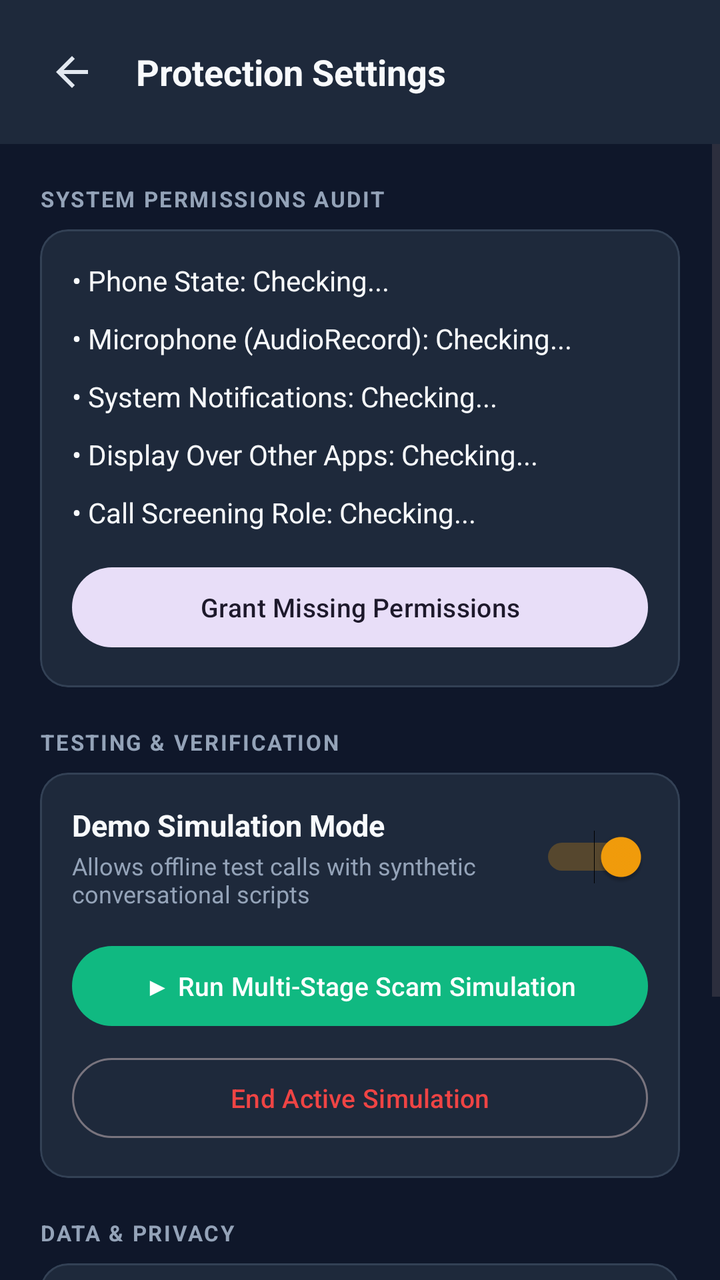
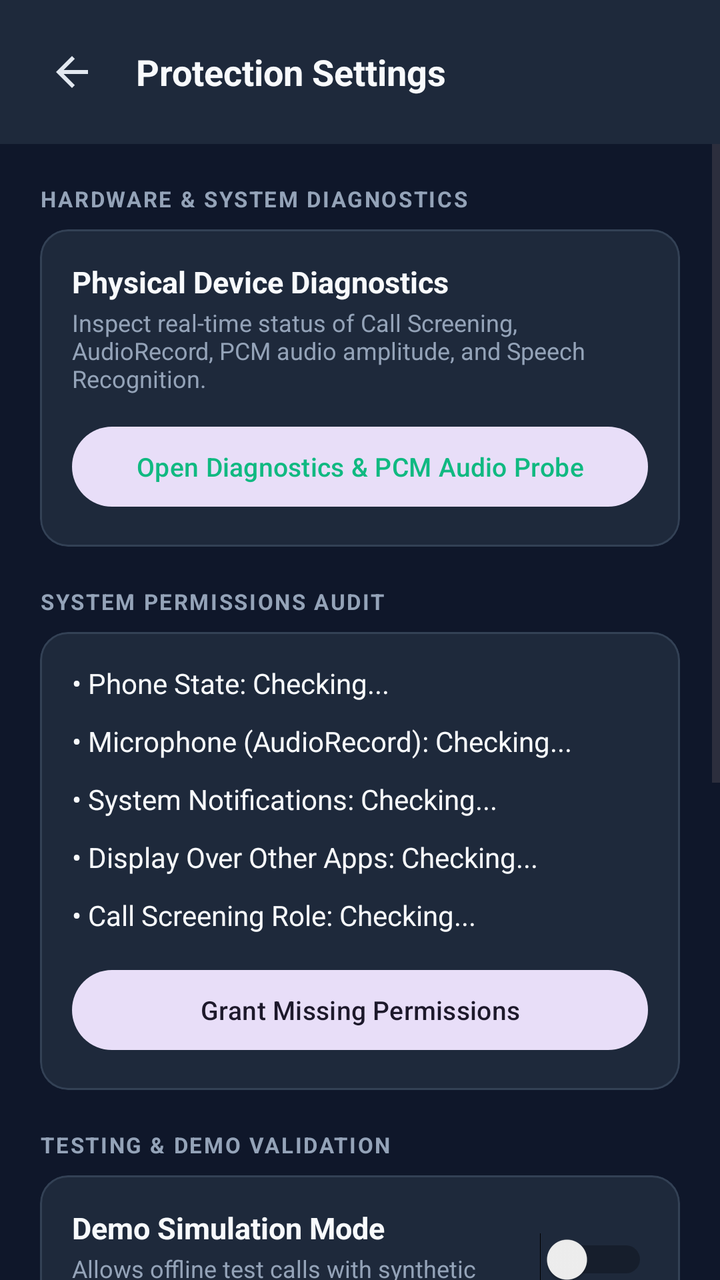

An Android layout rendered at two revisions. The XML below is the earlier revision; the diff shows what the commit changed to produce the second picture.
<!-- AndroidManifest.xml: activity theme Theme.SvaraX -->
<!-- res/layout/activity_settings.xml -->
<?xml version="1.0" encoding="utf-8"?>
<LinearLayout
    xmlns:android="http://schemas.android.com/apk/res/android"
    xmlns:app="http://schemas.android.com/apk/res-auto"
    android:layout_width="match_parent"
    android:layout_height="match_parent"
    android:background="@color/surface_dark"
    android:orientation="vertical">

    
    <LinearLayout
        android:layout_width="match_parent"
        android:layout_height="wrap_content"
        android:orientation="horizontal"
        android:gravity="center_vertical"
        android:padding="16dp"
        android:background="@color/surface_card">

        <ImageButton
            android:id="@+id/btnBackSettings"
            android:layout_width="40dp"
            android:layout_height="40dp"
            android:background="?android:attr/selectableItemBackgroundBorderless"
            android:src="@drawable/ic_arrow_back"
            android:contentDescription="Back" />

        <TextView
            android:layout_width="0dp"
            android:layout_height="wrap_content"
            android:layout_weight="1"
            android:layout_marginStart="12dp"
            android:text="Protection Settings"
            android:textColor="@color/text_primary"
            android:textSize="18sp"
            android:textStyle="bold" />
    </LinearLayout>

    <ScrollView
        android:layout_width="match_parent"
        android:layout_height="0dp"
        android:layout_weight="1"
        android:fillViewport="true">

        <LinearLayout
            android:layout_width="match_parent"
            android:layout_height="wrap_content"
            android:orientation="vertical"
            android:padding="20dp">

            
            <TextView
                android:layout_width="wrap_content"
                android:layout_height="wrap_content"
                android:text="SYSTEM PERMISSIONS AUDIT"
                android:textColor="@color/text_secondary"
                android:textSize="11sp"
                android:letterSpacing="0.08"
                android:textStyle="bold" />

            <com.google.android.material.card.MaterialCardView
                android:layout_width="match_parent"
                android:layout_height="wrap_content"
                android:layout_marginTop="8dp"
                android:layout_marginBottom="20dp"
                app:cardBackgroundColor="@color/surface_card"
                app:cardCornerRadius="14dp"
                app:strokeColor="@color/border_subtle"
                app:strokeWidth="1dp">

                <LinearLayout
                    android:layout_width="match_parent"
                    android:layout_height="wrap_content"
                    android:orientation="vertical"
                    android:padding="16dp">

                    <TextView
                        android:id="@+id/tvSettingsPhoneStatus"
                        android:layout_width="wrap_content"
                        android:layout_height="wrap_content"
                        android:text="• Phone State: Checking..."
                        android:textColor="@color/text_primary"
                        android:textSize="14sp" />

                    <TextView
                        android:id="@+id/tvSettingsMicStatus"
                        android:layout_width="wrap_content"
                        android:layout_height="wrap_content"
                        android:layout_marginTop="10dp"
                        android:text="• Microphone (AudioRecord): Checking..."
                        android:textColor="@color/text_primary"
                        android:textSize="14sp" />

                    <TextView
                        android:id="@+id/tvSettingsNotificationStatus"
                        android:layout_width="wrap_content"
                        android:layout_height="wrap_content"
                        android:layout_marginTop="10dp"
                        android:text="• System Notifications: Checking..."
                        android:textColor="@color/text_primary"
                        android:textSize="14sp" />

                    <TextView
                        android:id="@+id/tvSettingsOverlayStatus"
                        android:layout_width="wrap_content"
                        android:layout_height="wrap_content"
                        android:layout_marginTop="10dp"
                        android:text="• Display Over Other Apps: Checking..."
                        android:textColor="@color/text_primary"
                        android:textSize="14sp" />

                    <TextView
                        android:id="@+id/tvSettingsRoleStatus"
                        android:layout_width="wrap_content"
                        android:layout_height="wrap_content"
                        android:layout_marginTop="10dp"
                        android:text="• Call Screening Role: Checking..."
                        android:textColor="@color/text_primary"
                        android:textSize="14sp" />

                    <Button
                        android:id="@+id/btnRequestAllPermissions"
                        style="@style/Widget.Material3.Button.TonalButton"
                        android:layout_width="match_parent"
                        android:layout_height="wrap_content"
                        android:layout_marginTop="14dp"
                        android:text="Grant Missing Permissions"
                        android:textSize="13sp" />
                </LinearLayout>
            </com.google.android.material.card.MaterialCardView>

            
            <TextView
                android:layout_width="wrap_content"
                android:layout_height="wrap_content"
                android:text="TESTING &amp; VERIFICATION"
                android:textColor="@color/text_secondary"
                android:textSize="11sp"
                android:letterSpacing="0.08"
                android:textStyle="bold" />

            <com.google.android.material.card.MaterialCardView
                android:layout_width="match_parent"
                android:layout_height="wrap_content"
                android:layout_marginTop="8dp"
                android:layout_marginBottom="20dp"
                app:cardBackgroundColor="@color/surface_card"
                app:cardCornerRadius="14dp"
                app:strokeColor="@color/border_subtle"
                app:strokeWidth="1dp">

                <LinearLayout
                    android:layout_width="match_parent"
                    android:layout_height="wrap_content"
                    android:orientation="vertical"
                    android:padding="16dp">

                    <LinearLayout
                        android:layout_width="match_parent"
                        android:layout_height="wrap_content"
                        android:orientation="horizontal"
                        android:gravity="center_vertical">

                        <LinearLayout
                            android:layout_width="0dp"
                            android:layout_height="wrap_content"
                            android:layout_weight="1"
                            android:orientation="vertical">

                            <TextView
                                android:layout_width="wrap_content"
                                android:layout_height="wrap_content"
                                android:text="Demo Simulation Mode"
                                android:textColor="@color/text_primary"
                                android:textSize="15sp"
                                android:textStyle="bold" />

                            <TextView
                                android:layout_width="wrap_content"
                                android:layout_height="wrap_content"
                                android:layout_marginTop="2dp"
                                android:text="Allows offline test calls with synthetic conversational scripts"
                                android:textColor="@color/text_secondary"
                                android:textSize="12sp" />
                        </LinearLayout>

                        <Switch
                            android:id="@+id/switchDemoMode"
                            android:layout_width="wrap_content"
                            android:layout_height="wrap_content"
                            android:checked="true" />
                    </LinearLayout>

                    <Button
                        android:id="@+id/btnRunDemoSimulation"
                        style="@style/Widget.Material3.Button"
                        android:layout_width="match_parent"
                        android:layout_height="wrap_content"
                        android:layout_marginTop="14dp"
                        android:text="▶ Run Multi-Stage Scam Simulation"
                        android:textSize="13sp" />

                    <Button
                        android:id="@+id/btnStopDemoSimulation"
                        style="@style/Widget.Material3.Button.OutlinedButton"
                        android:layout_width="match_parent"
                        android:layout_height="wrap_content"
                        android:layout_marginTop="8dp"
                        android:text="End Active Simulation"
                        android:textColor="@color/accent_red"
                        android:textSize="13sp" />
                </LinearLayout>
            </com.google.android.material.card.MaterialCardView>

            
            <TextView
                android:layout_width="wrap_content"
                android:layout_height="wrap_content"
                android:text="DATA &amp; PRIVACY"
                android:textColor="@color/text_secondary"
                android:textSize="11sp"
                android:letterSpacing="0.08"
                android:textStyle="bold" />

            <com.google.android.material.card.MaterialCardView
                android:layout_width="match_parent"
                android:layout_height="wrap_content"
                android:layout_marginTop="8dp"
                android:layout_marginBottom="24dp"
                app:cardBackgroundColor="@color/surface_card"
                app:cardCornerRadius="14dp"
                app:strokeColor="@color/border_subtle"
                app:strokeWidth="1dp">

                <LinearLayout
                    android:layout_width="match_parent"
                    android:layout_height="wrap_content"
                    android:orientation="vertical"
                    android:padding="16dp">

                    <TextView
                        android:layout_width="wrap_content"
                        android:layout_height="wrap_content"
                        android:text="Zero Cloud Storage"
                        android:textColor="@color/text_primary"
                        android:textSize="14sp"
                        android:textStyle="bold" />

                    <TextView
                        android:layout_width="wrap_content"
                        android:layout_height="wrap_content"
                        android:layout_marginTop="2dp"
                        android:text="Raw voice audio is never recorded, saved, or uploaded. Real-time analysis is performed strictly on-device."
                        android:textColor="@color/text_secondary"
                        android:textSize="12sp" />

                    <Button
                        android:id="@+id/btnClearHistory"
                        style="@style/Widget.Material3.Button.TextButton"
                        android:layout_width="wrap_content"
                        android:layout_height="wrap_content"
                        android:layout_marginTop="8dp"
                        android:text="Clear Call Audit History"
                        android:textColor="@color/accent_red"
                        android:textSize="13sp" />
                </LinearLayout>
            </com.google.android.material.card.MaterialCardView>

        </LinearLayout>
    </ScrollView>
</LinearLayout>
<!-- resources referenced by this layout -->
<resources>
  <color name="accent_red">#EF4444</color>
  <color name="border_subtle">#334155</color>
  <color name="surface_card">#1E293B</color>
  <color name="surface_dark">#0F172A</color>
  <color name="text_primary">#F8FAFC</color>
  <color name="text_secondary">#94A3B8</color>
  <!-- drawable ic_arrow_back (drawable) -->
  <vector xmlns:android="http://schemas.android.com/apk/res/android"
      android:width="24dp"
      android:height="24dp"
      android:viewportWidth="24"
      android:viewportHeight="24">
    <path
        android:fillColor="#E2E8F0"
        android:pathData="M20,11H7.83l5.59,-5.59L12,4l-8,8 8,8 1.41,-1.41L7.83,13H20v-2z"/>
  </vector>
  <style name="Theme.SvaraX" parent="Theme.Material3.DayNight.NoActionBar">
          <item name="colorPrimary">@color/accent_green</item>
          <item name="colorSecondary">@color/accent_amber</item>
          <item name="android:statusBarColor">@color/primary</item>
          <item name="android:navigationBarColor">@color/primary</item>
          <item name="android:windowBackground">@color/surface_dark</item>
      </style>
  <color name="accent_green">#10B981</color>
  <color name="accent_amber">#F59E0B</color>
  <color name="primary">#0F172A</color>
</resources>

<!-- the commit's change to res/layout/activity_settings.xml (unified diff, before → after) -->
@@ -51,7 +51,7 @@
             <TextView
                 android:layout_width="wrap_content"
                 android:layout_height="wrap_content"
-                android:text="SYSTEM PERMISSIONS AUDIT"
+                android:text="HARDWARE &amp; SYSTEM DIAGNOSTICS"
                 android:textColor="@color/text_secondary"
                 android:textSize="11sp"
                 android:letterSpacing="0.08"
@@ -74,56 +74,29 @@
                     android:padding="16dp">
 
                     <TextView
-                        android:id="@+id/tvSettingsPhoneStatus"
-                        android:layout_width="wrap_content"
-                        android:layout_height="wrap_content"
-                        android:text="• Phone State: Checking..."
-                        android:textColor="@color/text_primary"
-                        android:textSize="14sp" />
-
-                    <TextView
-                        android:id="@+id/tvSettingsMicStatus"
-                        android:layout_width="wrap_content"
-                        android:layout_height="wrap_content"
-                        android:layout_marginTop="10dp"
-                        android:text="• Microphone (AudioRecord): Checking..."
-                        android:textColor="@color/text_primary"
-                        android:textSize="14sp" />
-
-                    <TextView
-                        android:id="@+id/tvSettingsNotificationStatus"
-                        android:layout_width="wrap_content"
-                        android:layout_height="wrap_content"
-                        android:layout_marginTop="10dp"
-                        android:text="• System Notifications: Checking..."
-                        android:textColor="@color/text_primary"
-                        android:textSize="14sp" />
-
-                    <TextView
-                        android:id="@+id/tvSettingsOverlayStatus"
-                        android:layout_width="wrap_content"
-                        android:layout_height="wrap_content"
-                        android:layout_marginTop="10dp"
-                        android:text="• Display Over Other Apps: Checking..."
-                        android:textColor="@color/text_primary"
-                        android:textSize="14sp" />
-
-                    <TextView
-                        android:id="@+id/tvSettingsRoleStatus"
-                        android:layout_width="wrap_content"
-                        android:layout_height="wrap_content"
-                        android:layout_marginTop="10dp"
-                        android:text="• Call Screening Role: Checking..."
-                        android:textColor="@color/text_primary"
-                        android:textSize="14sp" />
-
-                    <Button
-                        android:id="@+id/btnRequestAllPermissions"
+                        android:layout_width="wrap_content"
+                        android:layout_height="wrap_content"
+                        android:text="Physical Device Diagnostics"
+                        android:textColor="@color/text_primary"
+                        android:textSize="15sp"
+                        android:textStyle="bold" />
+
+                    <TextView
+                        android:layout_width="wrap_content"
+                        android:layout_height="wrap_content"
+                        android:layout_marginTop="2dp"
+                        android:text="Inspect real-time status of Call Screening, AudioRecord, PCM audio amplitude, and Speech Recognition."
+                        android:textColor="@color/text_secondary"
+                        android:textSize="12sp" />
+
+                    <Button
+                        android:id="@+id/btnOpenDiagnostics"
                         style="@style/Widget.Material3.Button.TonalButton"
                         android:layout_width="match_parent"
                         android:layout_height="wrap_content"
-                        android:layout_marginTop="14dp"
-                        android:text="Grant Missing Permissions"
+                        android:layout_marginTop="12dp"
+                        android:text="Open Diagnostics &amp; PCM Audio Probe"
+                        android:textColor="@color/accent_green"
                         android:textSize="13sp" />
                 </LinearLayout>
             </com.google.android.material.card.MaterialCardView>
@@ -132,7 +105,88 @@
             <TextView
                 android:layout_width="wrap_content"
                 android:layout_height="wrap_content"
-                android:text="TESTING &amp; VERIFICATION"
+                android:text="SYSTEM PERMISSIONS AUDIT"
+                android:textColor="@color/text_secondary"
+                android:textSize="11sp"
+                android:letterSpacing="0.08"
+                android:textStyle="bold" />
+
+            <com.google.android.material.card.MaterialCardView
+                android:layout_width="match_parent"
+                android:layout_height="wrap_content"
+                android:layout_marginTop="8dp"
+                android:layout_marginBottom="20dp"
+                app:cardBackgroundColor="@color/surface_card"
+                app:cardCornerRadius="14dp"
+                app:strokeColor="@color/border_subtle"
+                app:strokeWidth="1dp">
+
+                <LinearLayout
+                    android:layout_width="match_parent"
+                    android:layout_height="wrap_content"
+                    android:orientation="vertical"
+                    android:padding="16dp">
+
+                    <TextView
+                        android:id="@+id/tvSettingsPhoneStatus"
+                        android:layout_width="wrap_content"
+                        android:layout_height="wrap_content"
+                        android:text="• Phone State: Checking..."
+                        android:textColor="@color/text_primary"
+                        android:textSize="14sp" />
+
+                    <TextView
+                        android:id="@+id/tvSettingsMicStatus"
+                        android:layout_width="wrap_content"
+                        android:layout_height="wrap_content"
+                        android:layout_marginTop="10dp"
+                        android:text="• Microphone (AudioRecord): Checking..."
+                        android:textColor="@color/text_primary"
+                        android:textSize="14sp" />
+
+                    <TextView
+                        android:id="@+id/tvSettingsNotificationStatus"
+                        android:layout_width="wrap_content"
+                        android:layout_height="wrap_content"
+                        android:layout_marginTop="10dp"
+                        android:text="• System Notifications: Checking..."
+                        android:textColor="@color/text_primary"
+                        android:textSize="14sp" />
+
+                    <TextView
+                        android:id="@+id/tvSettingsOverlayStatus"
+                        android:layout_width="wrap_content"
+                        android:layout_height="wrap_content"
+                        android:layout_marginTop="10dp"
+                        android:text="• Display Over Other Apps: Checking..."
+                        android:textColor="@color/text_primary"
+                        android:textSize="14sp" />
+
+                    <TextView
+                        android:id="@+id/tvSettingsRoleStatus"
+                        android:layout_width="wrap_content"
+                        android:layout_height="wrap_content"
+                        android:layout_marginTop="10dp"
+                        android:text="• Call Screening Role: Checking..."
+                        android:textColor="@color/text_primary"
+                        android:textSize="14sp" />
+
+                    <Button
+                        android:id="@+id/btnRequestAllPermissions"
+                        style="@style/Widget.Material3.Button.TonalButton"
+                        android:layout_width="match_parent"
+                        android:layout_height="wrap_content"
+                        android:layout_marginTop="14dp"
+                        android:text="Grant Missing Permissions"
+                        android:textSize="13sp" />
+                </LinearLayout>
+            </com.google.android.material.card.MaterialCardView>
+
+            
+            <TextView
+                android:layout_width="wrap_content"
+                android:layout_height="wrap_content"
+                android:text="TESTING &amp; DEMO VALIDATION"
                 android:textColor="@color/text_secondary"
                 android:textSize="11sp"
                 android:letterSpacing="0.08"
@@ -187,7 +241,7 @@
                             android:id="@+id/switchDemoMode"
                             android:layout_width="wrap_content"
                             android:layout_height="wrap_content"
-                            android:checked="true" />
+                            android:checked="false" />
                     </LinearLayout>
 
                     <Button
@@ -208,6 +262,16 @@
                         android:text="End Active Simulation"
                         android:textColor="@color/accent_red"
                         android:textSize="13sp" />
+
+                    <Button
+                        android:id="@+id/btnSeedDemoHistory"
+                        style="@style/Widget.Material3.Button.TextButton"
+                        android:layout_width="match_parent"
+                        android:layout_height="wrap_content"
+                        android:layout_marginTop="4dp"
+                        android:text="Load Sample [DEMO] Audit Records"
+                        android:textColor="@color/accent_amber"
+                        android:textSize="12sp" />
                 </LinearLayout>
             </com.google.android.material.card.MaterialCardView>
 
